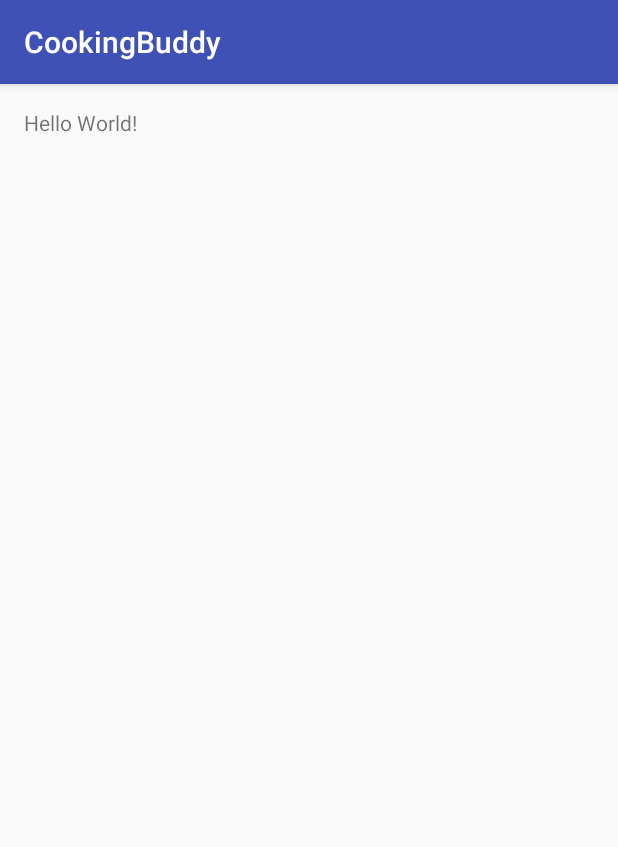
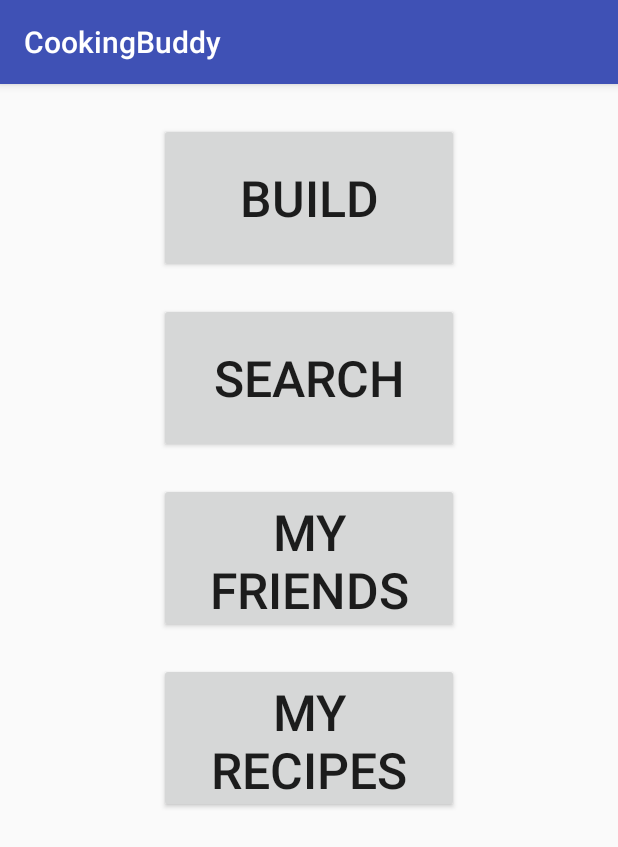
Before and after one commit to chr60/CookingBuddy, an Android app: the screen it shows after launch (EasyActivity), on a phone screen of 412 x 824 dp. Shown: the top 847 px of the screen. Run offline under Robolectric (Android 15) with nearby library versions, the phone set to English and light mode, and no system bars.

Commit message:
Added XML files

```diff
--- a/CookingBuddy2/app/src/main/java/com/schwee/cookingbuddy/EasyActivity.java
+++ b/CookingBuddy2/app/src/main/java/com/schwee/cookingbuddy/EasyActivity.java
@@ -10,4 +10,6 @@ public class EasyActivity extends AppCompatActivity {
         super.onCreate(savedInstanceState);
         setContentView(R.layout.activity_easy);
     }
+
+
 }
--- a/CookingBuddy2/app/src/main/res/layout/activity_easy.xml
+++ b/CookingBuddy2/app/src/main/res/layout/activity_easy.xml
@@ -11,8 +11,46 @@
     android:paddingTop="@dimen/activity_vertical_margin"
     tools:context="com.schwee.cookingbuddy.EasyActivity">
 
-    <TextView
-        android:layout_width="wrap_content"
-        android:layout_height="wrap_content"
-        android:text="Hello World!"/>
+    <Button
+        android:text="Build"
+        android:textSize="50px"
+        android:layout_width="200dp"
+        android:layout_height="100dp"
+        android:id="@+id/button"
+        android:layout_alignParentTop="true"
+        android:layout_centerHorizontal="true"
+        android:layout_marginTop="10dp"/>
+
+    <Button
+        android:text="Search"
+        android:textSize="50px"
+        android:layout_width="200dp"
+        android:layout_height="100dp"
+        android:id="@+id/button2"
+        android:layout_below="@+id/button"
+        android:layout_alignLeft="@+id/button"
+        android:layout_alignStart="@+id/button"
+        android:layout_marginTop="20dp"/>
+
+    <Button
+        android:text="My Recipes"
+        android:textSize="50px"
+        android:layout_width="200dp"
+        android:layout_height="100dp"
+        android:layout_marginTop="20dp"
+        android:id="@+id/button4"
+        android:layout_below="@+id/button3"
+        android:layout_alignRight="@+id/button2"
+        android:layout_alignEnd="@+id/button2"/>
+
+    <Button
+        android:text="My Friends"
+        android:textSize="50px"
+        android:layout_width="200dp"
+        android:layout_height="100dp"
+        android:layout_marginTop="20dp"
+        android:id="@+id/button3"
+        android:layout_below="@+id/button2"
+        android:layout_centerHorizontal="true"/>
+
 </RelativeLayout>
```
Also changed, not shown: 1 other file.
